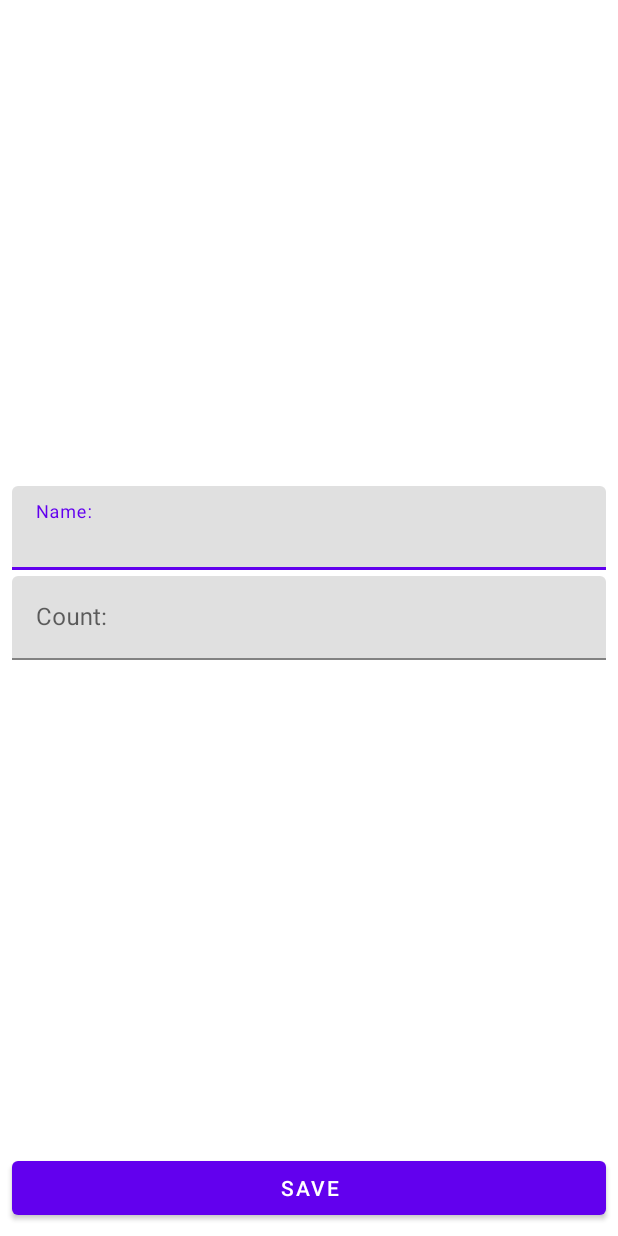
After one commit to sintatsky/ShoppingList, an Android app: the layout fragment_shop_item.xml on its own in the app's theme, with its tools: preview values and no code run, on a phone screen of 412 x 824 dp. The commit adds this screen. Run offline under Robolectric (Android 15) with nearby library versions, the phone set to English and light mode, and no system bars.

Commit message:
передал параметры во фрагмент

```diff
--- a/app/build.gradle
+++ b/app/build.gradle
@@ -39,6 +39,7 @@ dependencies {
     implementation 'androidx.appcompat:appcompat:1.3.1'
     implementation 'com.google.android.material:material:1.4.0'
     implementation 'androidx.constraintlayout:constraintlayout:2.1.1'
+    implementation 'androidx.legacy:legacy-support-v4:1.0.0'
     testImplementation 'junit:junit:4.+'
     androidTestImplementation 'androidx.test.ext:junit:1.1.3'
     androidTestImplementation 'androidx.test.espresso:espresso-core:3.4.0'
--- /dev/null
+++ b/app/src/main/res/layout/fragment_shop_item.xml
@@ -0,0 +1,65 @@
+<?xml version="1.0" encoding="utf-8"?>
+<androidx.constraintlayout.widget.ConstraintLayout
+    xmlns:android="http://schemas.android.com/apk/res/android"
+    xmlns:app="http://schemas.android.com/apk/res-auto"
+    xmlns:tools="http://schemas.android.com/tools"
+    android:layout_width="match_parent"
+    android:layout_height="match_parent"
+    tools:context=".presentation.ShopItemFragment">
+
+    <com.google.android.material.textfield.TextInputLayout
+        android:id="@+id/til_name"
+        android:layout_width="0dp"
+        android:layout_height="wrap_content"
+        android:layout_marginStart="8dp"
+        android:layout_marginEnd="8dp"
+        android:layout_marginBottom="4dp"
+        app:layout_constraintBottom_toTopOf="@id/til_count"
+        app:layout_constraintStart_toStartOf="parent"
+        app:layout_constraintEnd_toEndOf="parent"
+        app:layout_constraintTop_toTopOf="parent"
+        app:layout_constraintVertical_chainStyle="packed">
+
+        <com.google.android.material.textfield.TextInputEditText
+            android:id="@+id/ed_name"
+            android:layout_width="match_parent"
+            android:layout_height="wrap_content"
+            android:hint="@string/name"
+            android:inputType="textCapWords"/>
+
+    </com.google.android.material.textfield.TextInputLayout>
+
+    <com.google.android.material.textfield.TextInputLayout
+        android:id="@+id/til_count"
+        android:layout_width="0dp"
+        android:layout_height="wrap_content"
+        android:layout_marginStart="8dp"
+        android:layout_marginEnd="8dp"
+        android:layout_marginBottom="4dp"
+        app:layout_constraintStart_toStartOf="parent"
+        app:layout_constraintEnd_toEndOf="parent"
+        app:layout_constraintTop_toBottomOf="@id/til_name"
+        app:layout_constraintBottom_toTopOf="@id/button_save"
+        >
+
+        <com.google.android.material.textfield.TextInputEditText
+            android:id="@+id/ed_count"
+            android:layout_width="match_parent"
+            android:layout_height="wrap_content"
+            android:hint="@string/count"
+            android:inputType="number"/>
+
+    </com.google.android.material.textfield.TextInputLayout>
+
+    <Button
+        android:id="@+id/button_save"
+        android:layout_width="match_parent"
+        android:layout_height="wrap_content"
+        android:layout_margin="8dp"
+        android:layout_marginEnd="8dp"
+        android:text="@string/save"
+        app:layout_constraintBottom_toBottomOf="parent"
+        app:layout_constraintEnd_toEndOf="parent"
+        app:layout_constraintStart_toStartOf="parent" />
+
+</androidx.constraintlayout.widget.ConstraintLayout>
--- a/app/src/main/res/values/strings.xml
+++ b/app/src/main/res/values/strings.xml
@@ -5,4 +5,6 @@
     <string name="name">Name:</string>
     <string name="error_input_count">Invalid count</string>
     <string name="error_input_name">Invalid name</string>
+    <!-- TODO: Remove or change this placeholder text -->
+    <string name="hello_blank_fragment">Hello blank fragment</string>
 </resources>
```
Also changed, not shown: app/src/main/java/com/example/shoppinglist/presentation/ShopItemActivity.kt (+102 -102 lines), app/src/main/java/com/example/shoppinglist/presentation/ShopItemFragment.kt (added, +185 -0 lines), app/src/main/res/layout/activity_shop_item.xml (+5 -60 lines).
